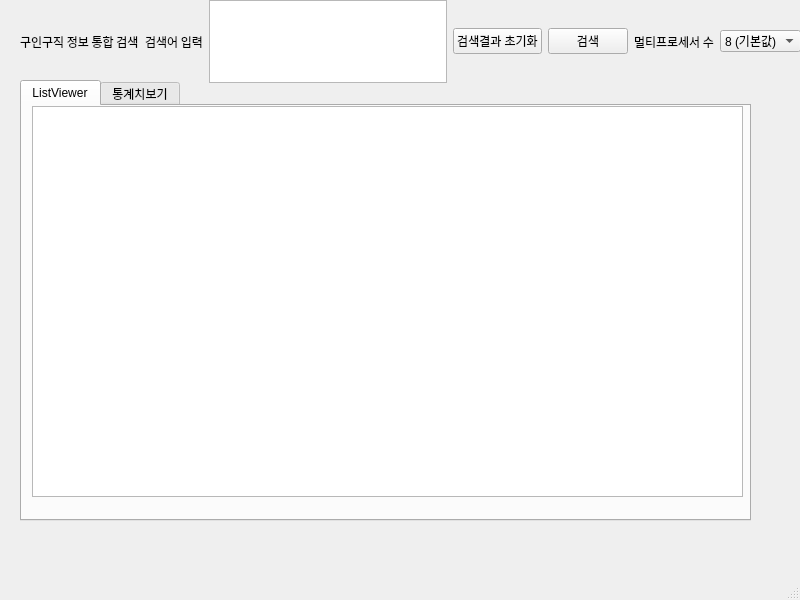
Old version of the form src/gui/form.ui in the repository 4xvgal/JobScraper.
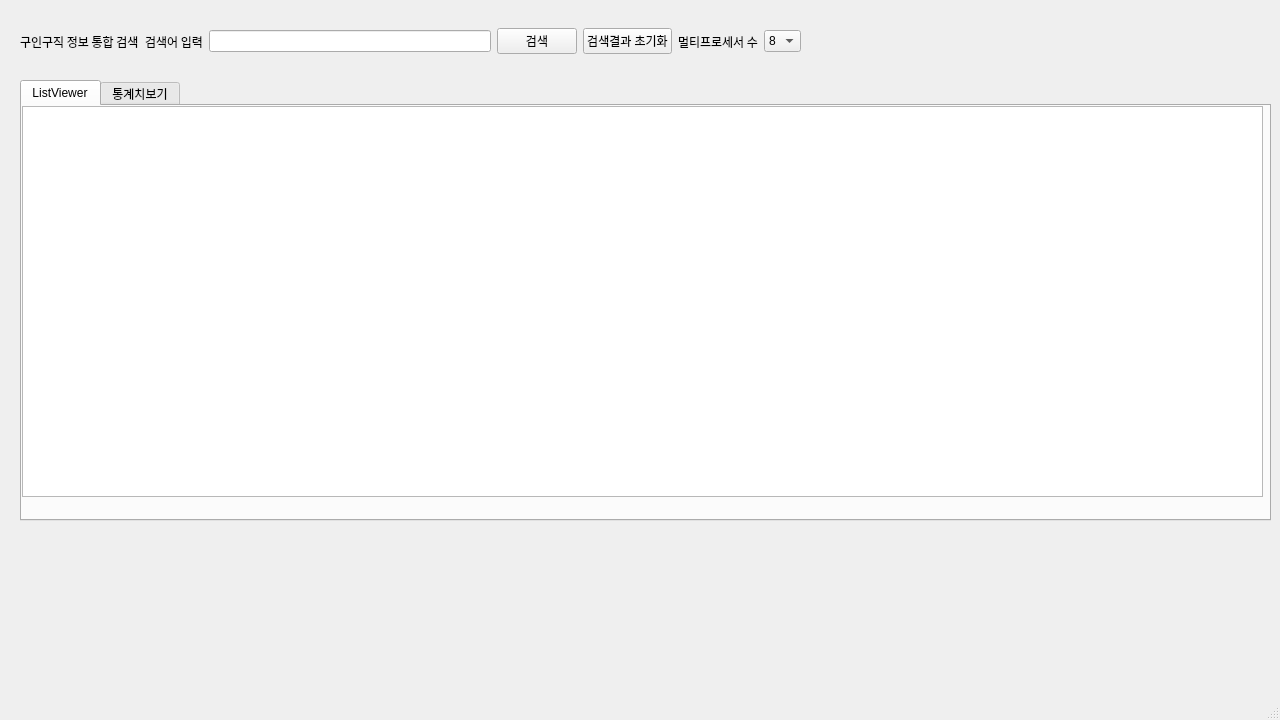
New version of the form.

Patch:
```diff
--- a/src/gui/form.ui
+++ b/src/gui/form.ui
@@ -6,8 +6,8 @@
    <rect>
     <x>0</x>
     <y>0</y>
-    <width>800</width>
-    <height>600</height>
+    <width>1280</width>
+    <height>720</height>
    </rect>
   </property>
   <property name="windowTitle">
@@ -19,7 +19,7 @@
      <rect>
       <x>20</x>
       <y>80</y>
-      <width>731</width>
+      <width>1251</width>
       <height>441</height>
      </rect>
     </property>
@@ -33,9 +33,9 @@
      <widget class="QTableView" name="ShowingCSV">
       <property name="geometry">
        <rect>
-        <x>10</x>
+        <x>0</x>
         <y>0</y>
-        <width>711</width>
+        <width>1241</width>
         <height>391</height>
        </rect>
       </property>
@@ -82,14 +82,7 @@
       </widget>
      </item>
      <item>
-      <widget class="QTextEdit" name="search_keyword"/>
-     </item>
-     <item>
-      <widget class="QPushButton" name="pushButton">
-       <property name="text">
-        <string>검색결과 초기화</string>
-       </property>
-      </widget>
+      <widget class="QLineEdit" name="search_keyword_lineEdit"/>
      </item>
      <item>
       <widget class="QPushButton" name="search_button">
@@ -98,6 +91,13 @@
        </property>
       </widget>
      </item>
+     <item>
+      <widget class="QPushButton" name="pushButton">
+       <property name="text">
+        <string>검색결과 초기화</string>
+       </property>
+      </widget>
+     </item>
      <item>
       <widget class="QLabel" name="label_3">
        <property name="font">
@@ -111,10 +111,10 @@
       </widget>
      </item>
      <item>
-      <widget class="QComboBox" name="comboBox">
+      <widget class="QComboBox" name="multiProcess">
        <item>
         <property name="text">
-         <string>8 (기본값)</string>
+         <string>8</string>
         </property>
        </item>
        <item>
@@ -152,11 +152,6 @@
          <string>7</string>
         </property>
        </item>
-       <item>
-        <property name="text">
-         <string>New Item</string>
-        </property>
-       </item>
       </widget>
      </item>
     </layout>
```
